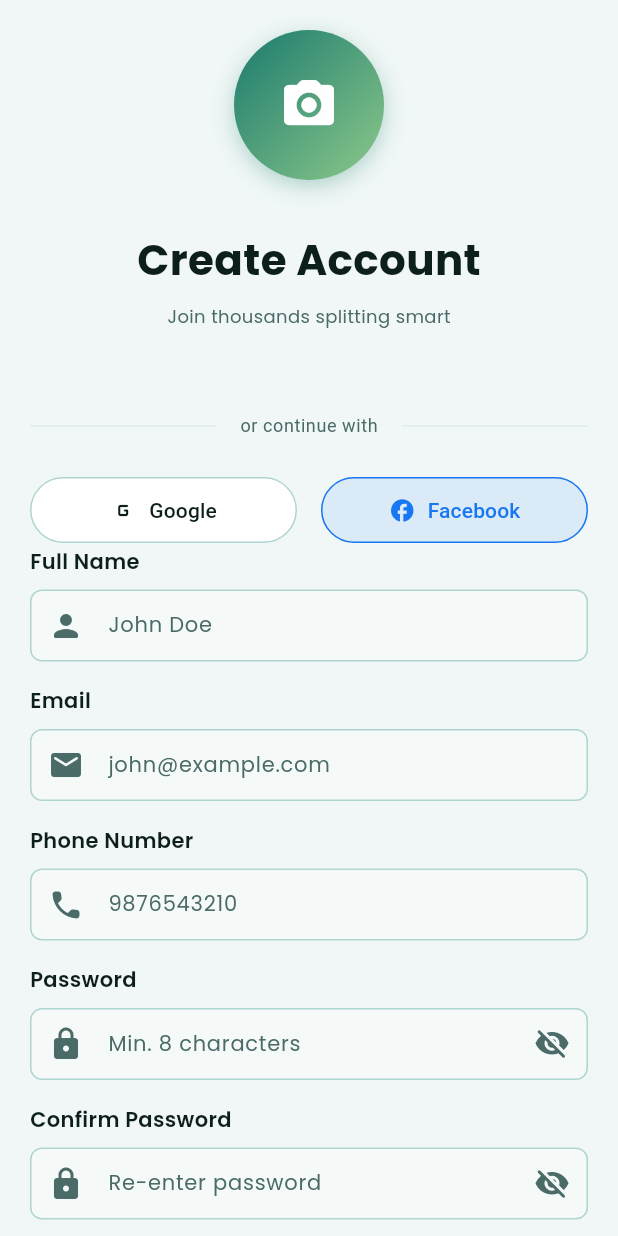
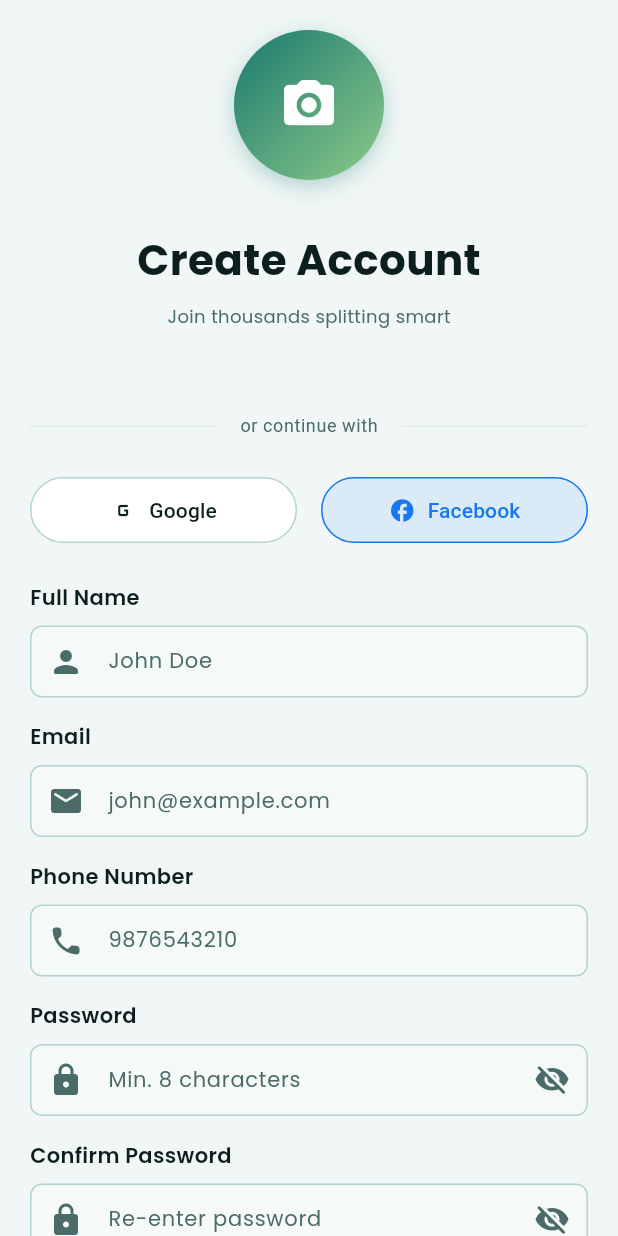
Before and after one commit to Vidushi-Infotech/kharchasplit_revamp, a Flutter app: the RegisterScreen screen opened by its route, on a phone screen of 412 x 824 dp. Run offline on Flutter 3.47's test engine with Material 3 defaults, Android fonts, the phone set to English and light mode, and no system bars; our stand-ins replace flutter_riverpod, go_router, google_fonts, image_picker, shared_preferences; accounts and stored records are empty.

Commit message:
Fix alignment and spacing issues in auth screens
- Change form column alignment from center to stretch for full-width fields
- Wrap headings in Center widgets for proper centering
- Wrap buttons in SizedBox(width: double.infinity) for full width
- Add consistent spacing (24px) after social buttons
- Wrap login link rows in Center for proper centering
- Improve visual hierarchy and form layout consistency

All form fields now have proper full-width alignment while headings and buttons remain centered.

Co-Authored-By: Claude Haiku 4.5 <noreply@anthropic.com>

```diff
--- a/lib/modules/auth/screens/register_screen.dart
+++ b/lib/modules/auth/screens/register_screen.dart
@@ -144,19 +144,24 @@ class _RegisterScreenState extends ConsumerState<RegisterScreen> {
     return Form(
       key: _formKey,
       child: Column(
-        crossAxisAlignment: CrossAxisAlignment.center,
+        crossAxisAlignment: CrossAxisAlignment.stretch,
         children: [
-          // Avatar picker
-          AvatarPickerWidget(
+          // Avatar picker - centered
+          Center(
+            child: AvatarPickerWidget(
               onImageSelected: (image) {
                 setState(() => _selectedImage = image);
               },
               selectedImage: _selectedImage,
               size: 100,
             ),
+          ),
           const SizedBox(height: 32),
 
-          // Heading
+          // Heading - centered
+          Center(
+            child: Column(
+              children: [
                 Text(
                   'Create Account',
                   style: AppTextStyles.headline2(isDark),
@@ -166,6 +171,9 @@ class _RegisterScreenState extends ConsumerState<RegisterScreen> {
                   'Join thousands splitting smart',
                   style: AppTextStyles.caption(isDark),
                 ),
+              ],
+            ),
+          ),
           const SizedBox(height: 32),
 
           // Social auth buttons
@@ -174,6 +182,7 @@ class _RegisterScreenState extends ConsumerState<RegisterScreen> {
             onFacebookPressed: () {},
             isLoading: authState.state == AuthState.loading,
           ),
+          const SizedBox(height: 24),
 
           // Full Name
           AppTextField(
@@ -273,15 +282,19 @@ class _RegisterScreenState extends ConsumerState<RegisterScreen> {
             ),
 
           // Register button
-          PrimaryButton(
+          SizedBox(
+            width: double.infinity,
+            child: PrimaryButton(
               label: 'Create Account',
               onPressed: _handleRegister,
               isLoading: authState.state == AuthState.loading,
             ),
+          ),
           const SizedBox(height: 16),
 
           // Login link
-          Row(
+          Center(
+            child: Row(
               mainAxisAlignment: MainAxisAlignment.center,
               children: [
                 Text(
@@ -300,6 +313,7 @@ class _RegisterScreenState extends ConsumerState<RegisterScreen> {
                 ),
               ],
             ),
+          ),
         ],
       ),
     );
```
Also changed, not shown: lib/modules/auth/screens/login_screen.dart (+15 -4 lines). Lines whose indentation alone changed are shown as unchanged.
